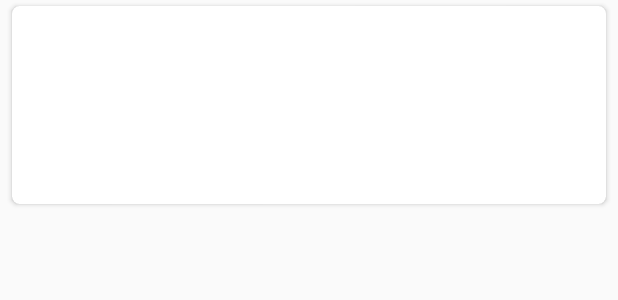
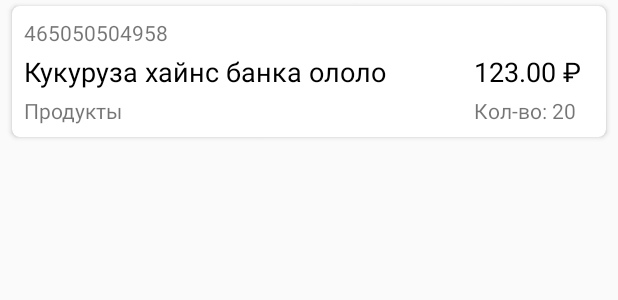
Before and after one commit to nibabkin/BarcodeReaderExample, an Android app: the layout list_item_product.xml on its own in the app's theme, with its tools: preview values and no code run, on a phone screen of 412 x 824 dp. Shown: the top 300 px of the screen. Run offline under Robolectric (Android 15) with nearby library versions, the phone set to English and light mode, and no system bars.

Commit message:
UI updates 2

```diff
--- a/app/src/main/AndroidManifest.xml
+++ b/app/src/main/AndroidManifest.xml
@@ -10,7 +10,7 @@
     <application
         android:name=".App"
         android:allowBackup="true"
-        android:icon="@mipmap/ic_launcher"
+        android:icon="@drawable/ic_barcode_launcher"
         android:label="@string/app_name"
         android:supportsRtl="true"
         android:theme="@style/AppTheme">
--- a/app/src/main/res/layout/activity_main.xml
+++ b/app/src/main/res/layout/activity_main.xml
@@ -68,7 +68,7 @@
         android:layout_margin="32dp"
         android:textSize="18dp"
         android:textColor="@color/md_blue_500"
-        android:drawableTop="@drawable/ic_product_barcode"
+        android:drawableTop="@drawable/ic_barcode_gray"
         android:drawablePadding="8dp"
         android:text="Отсканируйте штрихкод продукта или введите номер вручную."
         android:layout_gravity="center"
--- a/app/src/main/res/layout/list_item_product.xml
+++ b/app/src/main/res/layout/list_item_product.xml
@@ -1,13 +1,13 @@
 <?xml version="1.0" encoding="utf-8"?>
-<android.support.v7.widget.CardView
-    xmlns:android="http://schemas.android.com/apk/res/android"
+<android.support.v7.widget.CardView xmlns:android="http://schemas.android.com/apk/res/android"
     xmlns:app="http://schemas.android.com/apk/res-auto"
+    xmlns:tools="http://schemas.android.com/tools"
     android:layout_width="match_parent"
     android:layout_height="wrap_content"
+    android:layout_marginBottom="4dp"
+    android:layout_marginEnd="8dp"
     android:layout_marginStart="8dp"
-    android:layout_marginEnd="8dp"
     android:layout_marginTop="4dp"
-    android:layout_marginBottom="4dp"
     app:cardCornerRadius="5dp">
 
     <LinearLayout
@@ -17,33 +17,57 @@
         android:orientation="vertical">
 
         <TextView
-            android:id="@+id/productId"
-            android:layout_width="match_parent"
-            android:layout_height="wrap_content" />
-
-        <TextView
             android:id="@+id/code"
             android:layout_width="match_parent"
-            android:layout_height="wrap_content" />
+            android:layout_height="wrap_content"
+            tools:text="465050504958" />
 
-        <TextView
-            android:id="@+id/name"
+        <LinearLayout
             android:layout_width="match_parent"
-            android:layout_height="wrap_content" />
+            android:layout_height="wrap_content"
+            android:orientation="horizontal"
+            android:layout_marginTop="4dp">
 
-        <TextView
-            android:id="@+id/category"
+            <TextView
+                android:id="@+id/name"
+                android:layout_width="0dp"
+                android:layout_height="wrap_content"
+                android:textColor="@android:color/primary_text_light"
+                android:textSize="18sp"
+                android:layout_weight="1"
+                tools:text="Кукуруза хайнс банка ололо" />
+
+            <TextView
+                android:id="@+id/price"
+                android:layout_width="wrap_content"
+                android:layout_height="wrap_content"
+                android:minWidth="80dp"
+                android:layout_marginStart="16dp"
+                android:textColor="@android:color/primary_text_light"
+                android:textSize="18sp"
+                tools:text="123.00 ₽" />
+        </LinearLayout>
+
+        <LinearLayout
             android:layout_width="match_parent"
-            android:layout_height="wrap_content" />
+            android:layout_height="wrap_content"
+            android:orientation="horizontal"
+            android:layout_marginTop="4dp">
 
-        <TextView
-            android:id="@+id/price"
-            android:layout_width="match_parent"
-            android:layout_height="wrap_content" />
+            <TextView
+                android:id="@+id/category"
+                android:layout_width="0dp"
+                android:layout_height="wrap_content"
+                android:layout_weight="1"
+                tools:text="Продукты" />
 
-        <TextView
-            android:id="@+id/quantity"
-            android:layout_width="match_parent"
-            android:layout_height="wrap_content" />
+            <TextView
+                android:id="@+id/quantity"
+                android:layout_width="wrap_content"
+                android:layout_height="wrap_content"
+                android:gravity="left"
+                android:minWidth="80dp"
+                tools:text="Кол-во: 20" />
+        </LinearLayout>
     </LinearLayout>
 </android.support.v7.widget.CardView>
--- a/app/src/main/res/values/strings.xml
+++ b/app/src/main/res/values/strings.xml
@@ -1,5 +1,4 @@
 <resources>
-    <string name="app_name">BarcodeReaderExample</string>
-    <string name="action_settings">Settings</string>
+    <string name="app_name">Barcode Reader</string>
     <string name="title_activity_barcode_capture">BarcodeCaptureActivity</string>
 </resources>
```
Also changed, not shown: app/src/main/java/ru/teamidea/barcodereader/ui/main/MainActivity.java (+15 -12 lines), app/src/main/java/ru/teamidea/barcodereader/ui/main/ProductsAdapter.java (+5 -8 lines), app/src/main/res/drawable/ic_barcode.xml (deleted, +0 -16 lines), app/src/main/res/drawable/ic_barcode_launcher.xml (added, +16 -0 lines), app/src/main/res/menu/menu_main.xml (deleted, +0 -10 lines), app/src/main/res/drawable/ic_barcode_gray.xml (renamed from app/src/main/res/drawable/ic_product_barcode.xml), 1 other file.
